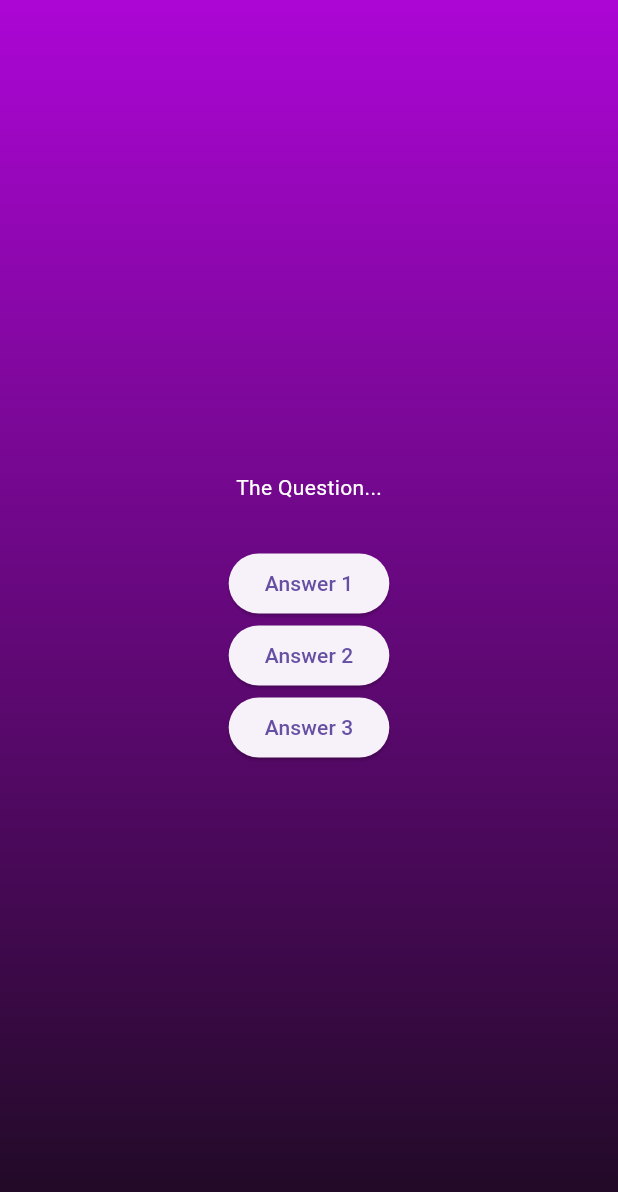
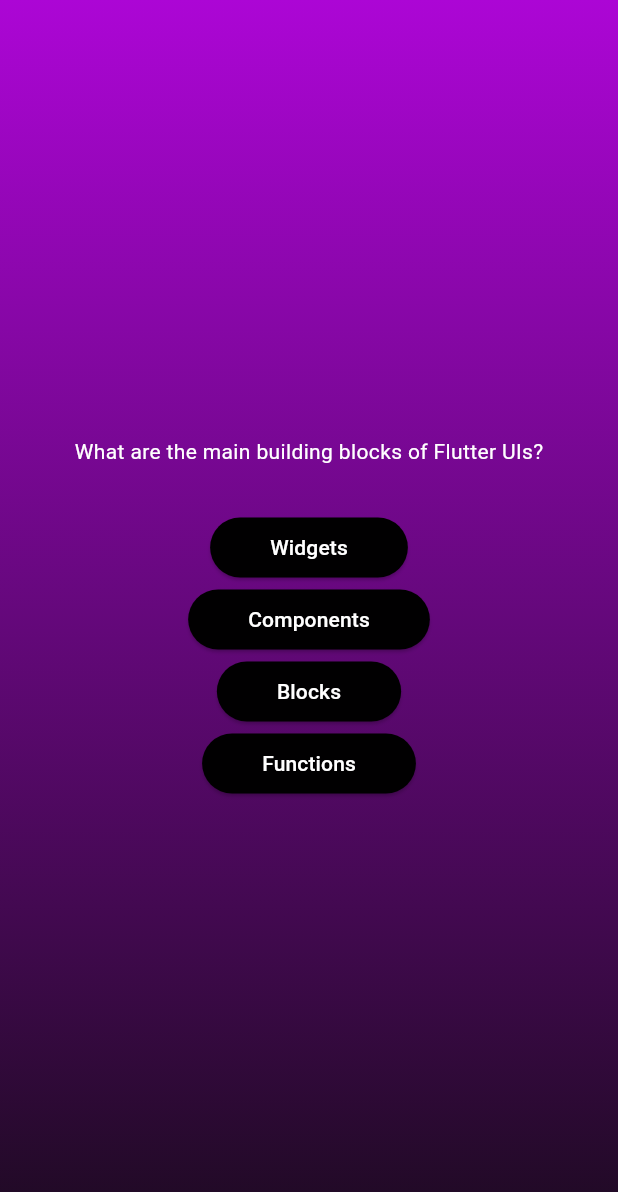
Before and after one commit to kevinbrowndc/quiz1, a Flutter app: the screen it shows after launch, after a tap on "Start Quiz", on a phone screen of 412 x 824 dp. Shown: the top 1192 px of the screen. Run offline on Flutter 3.47's test engine with Material 3 defaults, Android fonts, the phone set to English and light mode, and no system bars.

Commit message:
importing questions

```diff
--- a/lib/answer_button.dart
+++ b/lib/answer_button.dart
@@ -2,7 +2,7 @@ import 'package:flutter/material.dart';
 
 
 class AnswerButton extends StatelessWidget {
-  AnswerButton({
+  const AnswerButton({
     super.key,
     required this.AnswerText,
     required this.onTap,
@@ -15,8 +15,13 @@ class AnswerButton extends StatelessWidget {
   Widget build(BuildContext context) {
     return  ElevatedButton(
       onPressed: onTap,
-      style: ElevatedButton.styleFrom(),
+      style: ElevatedButton.styleFrom(
+        padding: const EdgeInsets.symmetric(vertical: 10, horizontal: 40,),
+        backgroundColor: const Color.fromARGB(255, 1, 0, 1),
+        foregroundColor: Colors.white,
+        shape: RoundedRectangleBorder(borderRadius: BorderRadius.circular(40)),
+        ),
       child: Text(AnswerText),
-      );
+    );
   }
 }
--- a/lib/questions_screen.dart
+++ b/lib/questions_screen.dart
@@ -1,5 +1,6 @@
 import 'package:flutter/material.dart';
 import 'package:quiz1/answer_button.dart';
+import 'package:quiz1/data/questions.dart';
 
 class QuestionsScreen extends StatefulWidget{
   const QuestionsScreen({super.key});
@@ -12,16 +13,19 @@ class QuestionsScreen extends StatefulWidget{
 class _QuestionsScreenState extends State<QuestionsScreen> {
   @override
   Widget build(context) {
+    final currentQuestion = questions[0];
     return SizedBox(
       width: double.infinity,
       child: Column(
         mainAxisAlignment: MainAxisAlignment.center,
         children: [
-        Text("The Question...", style: TextStyle(color: Colors.white),),
+        Text(currentQuestion.text,
+        style: const TextStyle(color: Colors.white),),
         const SizedBox(height: 30),
-        AnswerButton (AnswerText: "Answer 1", onTap: () {}),
-        AnswerButton (AnswerText: "Answer 2", onTap: () {}),
-        AnswerButton (AnswerText: "Answer 3", onTap: () {}),
+        AnswerButton (AnswerText: currentQuestion.answers[0], onTap: () {}),
+        AnswerButton (AnswerText: currentQuestion.answers[1], onTap: () {}),
+        AnswerButton (AnswerText: currentQuestion.answers[2], onTap: () {}),
+        AnswerButton (AnswerText: currentQuestion.answers[3], onTap: () {}),
       ],),
     );
 
```
